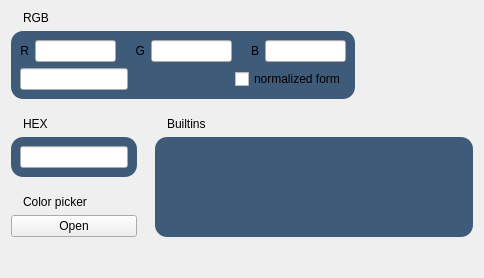
First picture: the form in janim/gui/ColorWidget.ui, repository jkjkil4/JAnim, before the edit.
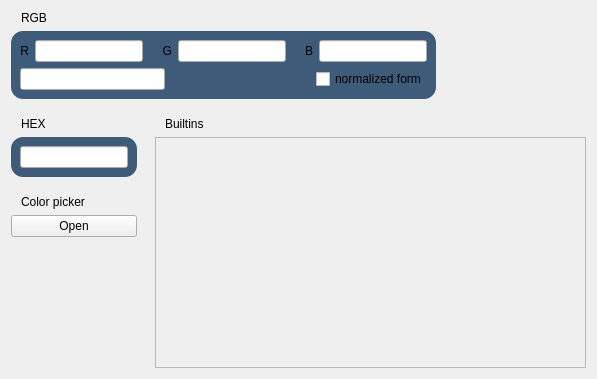
Second picture: the form after the edit.

Commit message: feat(tool): builtins for `ColorWidget`

```diff
--- a/janim/gui/ColorWidget.ui
+++ b/janim/gui/ColorWidget.ui
@@ -6,8 +6,8 @@
    <rect>
     <x>0</x>
     <y>0</y>
-    <width>484</width>
-    <height>278</height>
+    <width>597</width>
+    <height>379</height>
    </rect>
   </property>
   <property name="windowTitle">
@@ -45,7 +45,7 @@
            <string>RGB</string>
           </property>
           <property name="indent">
-           <number>12</number>
+           <number>10</number>
           </property>
          </widget>
         </item>
@@ -80,7 +80,7 @@
                </property>
                <property name="maximumSize">
                 <size>
-                 <width>100</width>
+                 <width>120</width>
                  <height>16777215</height>
                 </size>
                </property>
@@ -125,7 +125,7 @@
                </property>
                <property name="maximumSize">
                 <size>
-                 <width>100</width>
+                 <width>120</width>
                  <height>16777215</height>
                 </size>
                </property>
@@ -170,7 +170,7 @@
                </property>
                <property name="maximumSize">
                 <size>
-                 <width>100</width>
+                 <width>120</width>
                  <height>16777215</height>
                 </size>
                </property>
@@ -280,7 +280,7 @@
             <string>HEX</string>
            </property>
            <property name="indent">
-            <number>12</number>
+            <number>10</number>
            </property>
           </widget>
          </item>
@@ -335,7 +335,7 @@
             <string>Color picker</string>
            </property>
            <property name="indent">
-            <number>12</number>
+            <number>10</number>
            </property>
           </widget>
          </item>
@@ -346,6 +346,19 @@
            </property>
           </widget>
          </item>
+         <item>
+          <spacer name="spacer_bottom">
+           <property name="orientation">
+            <enum>Qt::Vertical</enum>
+           </property>
+           <property name="sizeHint" stdset="0">
+            <size>
+             <width>20</width>
+             <height>0</height>
+            </size>
+           </property>
+          </spacer>
+         </item>
         </layout>
        </item>
       </layout>
@@ -374,58 +387,31 @@
           <string>Builtins</string>
          </property>
          <property name="indent">
-          <number>12</number>
+          <number>10</number>
          </property>
         </widget>
        </item>
        <item>
-        <widget class="QWidget" name="widget_builtins" native="true">
-         <property name="sizePolicy">
-          <sizepolicy hsizetype="Preferred" vsizetype="Expanding">
-           <horstretch>0</horstretch>
-           <verstretch>0</verstretch>
-          </sizepolicy>
+        <widget class="QScrollArea" name="scroll_area">
+         <property name="widgetResizable">
+          <bool>true</bool>
          </property>
-         <property name="styleSheet">
-          <string notr="true">#widget_builtins {
-	background: #3e5b7a;
-	border-radius: 12px;
-}</string>
-         </property>
-         <layout class="QHBoxLayout" name="horizontalLayout_5">
-          <item>
-           <spacer name="spacer_builtins">
-            <property name="orientation">
-             <enum>Qt::Horizontal</enum>
-            </property>
-            <property name="sizeHint" stdset="0">
-             <size>
-              <width>0</width>
-              <height>20</height>
-             </size>
-            </property>
-           </spacer>
-          </item>
-         </layout>
+         <widget class="QWidget" name="scroll_area_widget">
+          <property name="geometry">
+           <rect>
+            <x>0</x>
+            <y>0</y>
+            <width>395</width>
+            <height>217</height>
+           </rect>
+          </property>
+         </widget>
         </widget>
        </item>
       </layout>
      </item>
     </layout>
    </item>
-   <item>
-    <spacer name="spacer_bottom">
-     <property name="orientation">
-      <enum>Qt::Vertical</enum>
-     </property>
-     <property name="sizeHint" stdset="0">
-      <size>
-       <width>20</width>
-       <height>0</height>
-      </size>
-     </property>
-    </spacer>
-   </item>
   </layout>
  </widget>
  <resources/>
```
The commit also changes 29 other files.
